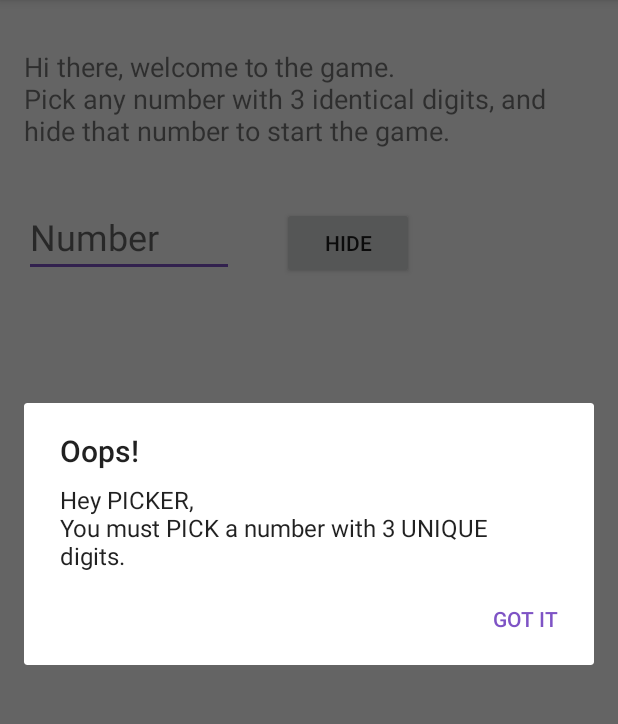
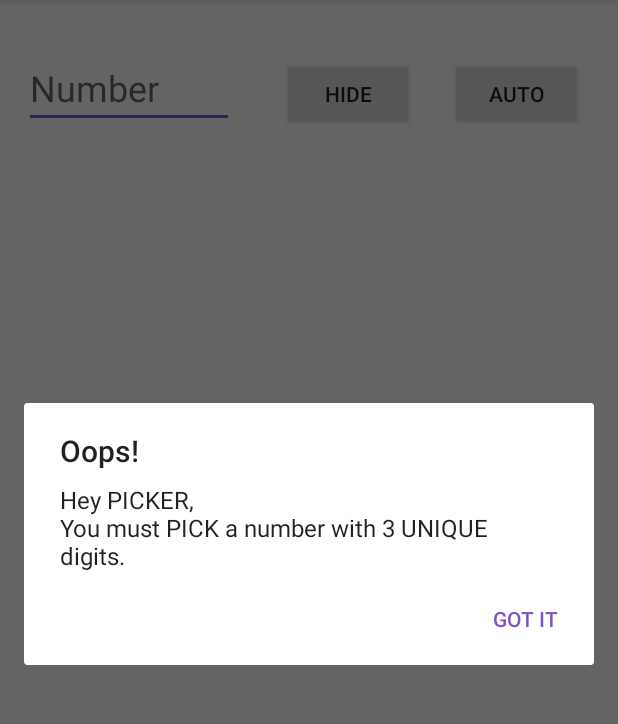
Before and after one commit to theKeval/Guesser, an Android app: the screen it shows after launch (MainActivity), after a tap on "HIDE", on a phone screen of 412 x 824 dp, the part 84-808 px from its top. Run offline under Robolectric (Android 15) with nearby library versions, the phone set to English and light mode, and no system bars; our stand-ins replace data binding, navigation-ui; 1 statement that could not run was skipped.

Commit message:
Added Auto  with Hide by Paresh

```diff
--- a/app/src/main/res/layout/fragment_game.xml
+++ b/app/src/main/res/layout/fragment_game.xml
@@ -28,6 +28,7 @@
             android:layout_marginEnd="16dp"
             android:text="Hi there, welcome to the game.\nPick any number with 3 identical digits, and hide that number to start the game."
             android:textSize="18sp"
+            android:visibility="gone"
             app:layout_constraintEnd_toEndOf="parent"
             app:layout_constraintStart_toStartOf="parent"
             app:layout_constraintTop_toTopOf="parent" />
@@ -36,12 +37,13 @@
             android:id="@+id/et_number"
             android:layout_width="wrap_content"
             android:layout_height="wrap_content"
+            android:layout_marginStart="16dp"
             android:layout_marginTop="32dp"
             android:ems="5"
             android:hint="Number"
             android:inputType="number"
             android:textSize="24sp"
-            app:layout_constraintStart_toStartOf="@+id/txt_welcome"
+            app:layout_constraintStart_toStartOf="parent"
             app:layout_constraintTop_toBottomOf="@+id/txt_welcome" />
 
         <Button
@@ -114,6 +116,17 @@
             app:layout_constraintStart_toStartOf="parent"
             app:layout_constraintTop_toBottomOf="@+id/et_seeker_number" />
 
+        <Button
+            android:id="@+id/btnAuto"
+            android:layout_width="wrap_content"
+            android:layout_height="wrap_content"
+            android:layout_marginStart="16dp"
+            android:layout_marginEnd="16dp"
+            android:text="Auto"
+            app:layout_constraintBaseline_toBaselineOf="@+id/btnHide"
+            app:layout_constraintEnd_toEndOf="parent"
+            app:layout_constraintStart_toEndOf="@+id/btnHide" />
+
     </androidx.constraintlayout.widget.ConstraintLayout>
 
 </layout>
```
Also changed, not shown: app/src/main/java/com/thekeval/guesser/ui/GameFragment.kt (+38 -8 lines).
